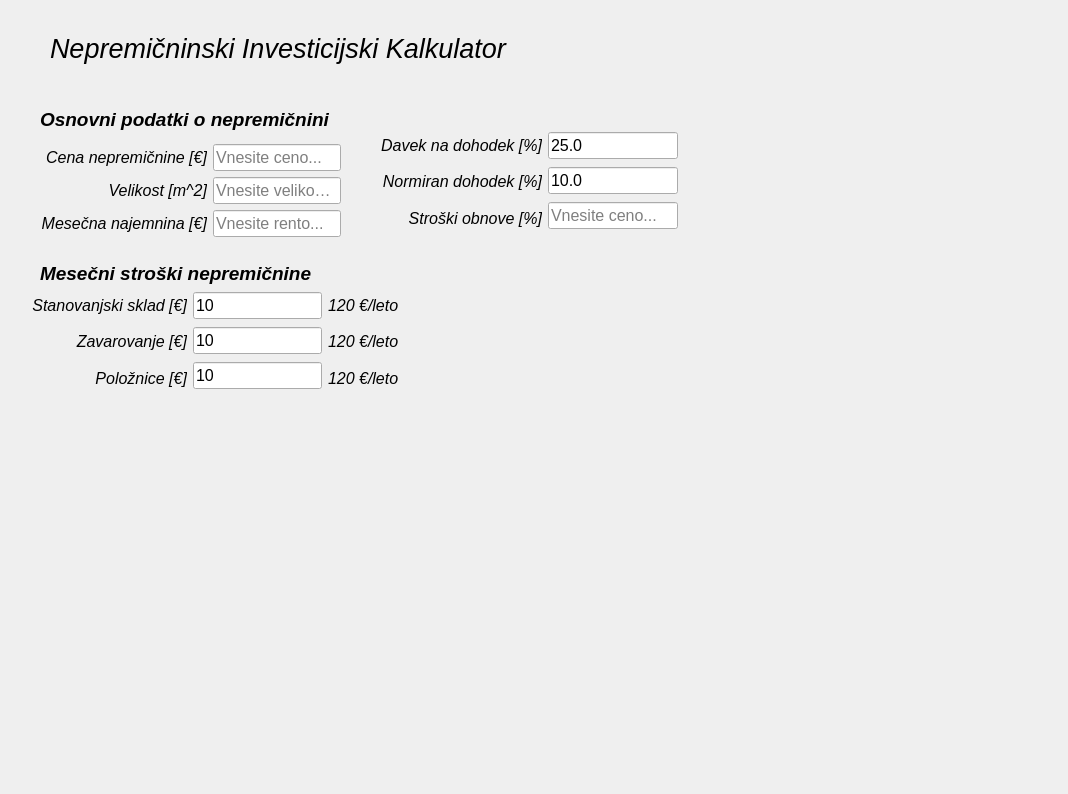
First picture: the form in projects/house_market_calculator/HouseMarketCalculator/house_market.ui, repository ZiGaMi/QtCppPlayground, before the edit.
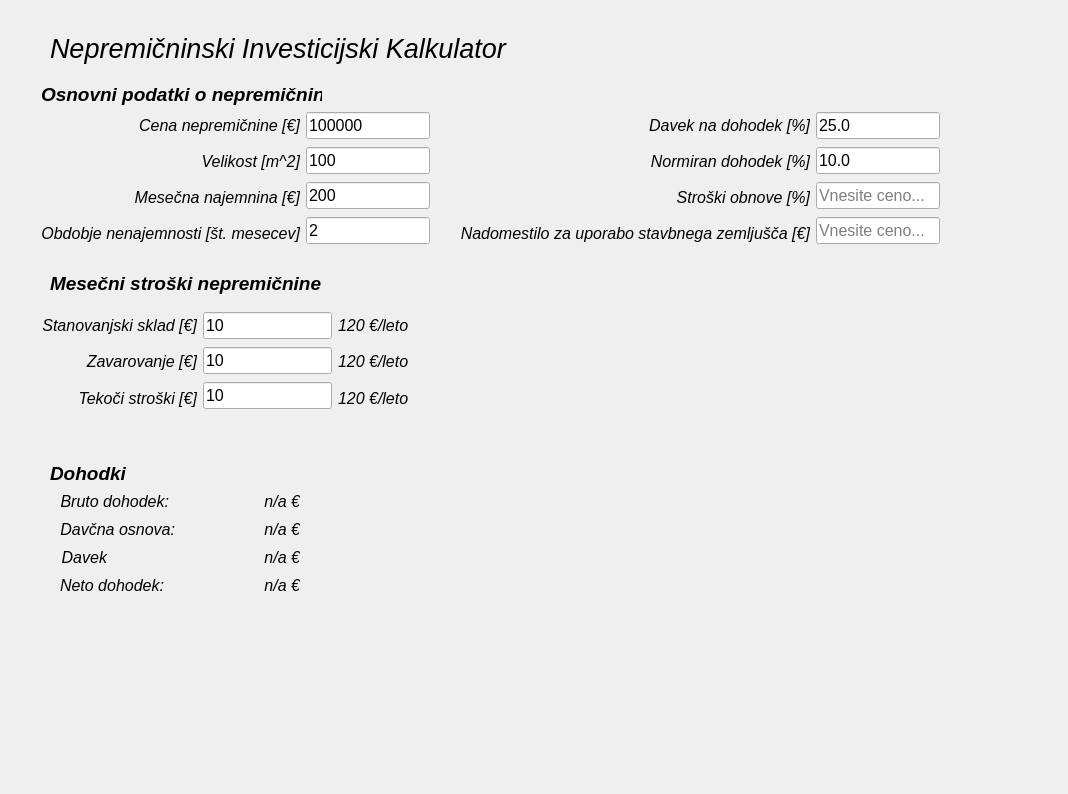
Second picture: the form after the edit.

Commit message: - working on house investment calculator

```diff
--- a/projects/house_market_calculator/HouseMarketCalculator/house_market.ui
+++ b/projects/house_market_calculator/HouseMarketCalculator/house_market.ui
@@ -35,8 +35,8 @@
   <widget class="QLabel" name="label_13">
    <property name="geometry">
     <rect>
-     <x>40</x>
-     <y>260</y>
+     <x>50</x>
+     <y>270</y>
      <width>331</width>
      <height>27</height>
     </rect>
@@ -58,157 +58,8 @@
   <widget class="QWidget" name="layoutWidget">
    <property name="geometry">
     <rect>
-     <x>40</x>
-     <y>100</y>
-     <width>301</width>
-     <height>137</height>
-    </rect>
-   </property>
-   <layout class="QVBoxLayout" name="verticalLayout_7">
-    <item>
-     <widget class="QLabel" name="label_12">
-      <property name="font">
-       <font>
-        <pointsize>14</pointsize>
-        <italic>true</italic>
-        <bold>true</bold>
-       </font>
-      </property>
-      <property name="text">
-       <string>Osnovni podatki o nepremičnini</string>
-      </property>
-      <property name="alignment">
-       <set>Qt::AlignLeading|Qt::AlignLeft|Qt::AlignVCenter</set>
-      </property>
-     </widget>
-    </item>
-    <item>
-     <layout class="QHBoxLayout" name="horizontalLayout">
-      <item>
-       <layout class="QVBoxLayout" name="verticalLayout">
-        <item>
-         <widget class="QLabel" name="label">
-          <property name="font">
-           <font>
-            <pointsize>12</pointsize>
-            <italic>true</italic>
-           </font>
-          </property>
-          <property name="text">
-           <string>Cena nepremičnine [€]</string>
-          </property>
-          <property name="alignment">
-           <set>Qt::AlignRight|Qt::AlignTrailing|Qt::AlignVCenter</set>
-          </property>
-         </widget>
-        </item>
-        <item>
-         <widget class="QLabel" name="label_2">
-          <property name="font">
-           <font>
-            <pointsize>12</pointsize>
-            <italic>true</italic>
-           </font>
-          </property>
-          <property name="layoutDirection">
-           <enum>Qt::LeftToRight</enum>
-          </property>
-          <property name="text">
-           <string>Velikost [m^2]</string>
-          </property>
-          <property name="alignment">
-           <set>Qt::AlignRight|Qt::AlignTrailing|Qt::AlignVCenter</set>
-          </property>
-         </widget>
-        </item>
-        <item>
-         <widget class="QLabel" name="label_3">
-          <property name="font">
-           <font>
-            <pointsize>12</pointsize>
-            <italic>true</italic>
-           </font>
-          </property>
-          <property name="layoutDirection">
-           <enum>Qt::LeftToRight</enum>
-          </property>
-          <property name="text">
-           <string>Mesečna najemnina [€]</string>
-          </property>
-          <property name="alignment">
-           <set>Qt::AlignRight|Qt::AlignTrailing|Qt::AlignVCenter</set>
-          </property>
-         </widget>
-        </item>
-       </layout>
-      </item>
-      <item>
-       <layout class="QVBoxLayout" name="verticalLayout_2">
-        <item>
-         <widget class="QLineEdit" name="cena">
-          <property name="font">
-           <font>
-            <pointsize>12</pointsize>
-           </font>
-          </property>
-          <property name="inputMask">
-           <string/>
-          </property>
-          <property name="alignment">
-           <set>Qt::AlignLeading|Qt::AlignLeft|Qt::AlignVCenter</set>
-          </property>
-          <property name="placeholderText">
-           <string>Vnesite ceno...</string>
-          </property>
-         </widget>
-        </item>
-        <item>
-         <widget class="QLineEdit" name="velikost">
-          <property name="font">
-           <font>
-            <pointsize>12</pointsize>
-           </font>
-          </property>
-          <property name="inputMask">
-           <string/>
-          </property>
-          <property name="alignment">
-           <set>Qt::AlignLeading|Qt::AlignLeft|Qt::AlignVCenter</set>
-          </property>
-          <property name="placeholderText">
-           <string>Vnesite velikost...</string>
-          </property>
-         </widget>
-        </item>
-        <item>
-         <widget class="QLineEdit" name="renta">
-          <property name="font">
-           <font>
-            <pointsize>12</pointsize>
-           </font>
-          </property>
-          <property name="inputMask">
-           <string/>
-          </property>
-          <property name="alignment">
-           <set>Qt::AlignLeading|Qt::AlignLeft|Qt::AlignVCenter</set>
-          </property>
-          <property name="placeholderText">
-           <string>Vnesite rento...</string>
-          </property>
-         </widget>
-        </item>
-       </layout>
-      </item>
-     </layout>
-    </item>
-   </layout>
-  </widget>
-  <widget class="QWidget" name="layoutWidget">
-   <property name="geometry">
-    <rect>
-     <x>31</x>
-     <y>290</y>
+     <x>41</x>
+     <y>310</y>
      <width>368</width>
      <height>103</height>
     </rect>
@@ -257,7 +108,7 @@
          </font>
         </property>
         <property name="text">
-         <string>Položnice [€]</string>
+         <string>Tekoči stroški [€]</string>
         </property>
         <property name="alignment">
          <set>Qt::AlignRight|Qt::AlignTrailing|Qt::AlignVCenter</set>
@@ -396,19 +247,240 @@
     </item>
    </layout>
   </widget>
+  <widget class="QLabel" name="label_20">
+   <property name="geometry">
+    <rect>
+     <x>50</x>
+     <y>460</y>
+     <width>331</width>
+     <height>27</height>
+    </rect>
+   </property>
+   <property name="font">
+    <font>
+     <pointsize>14</pointsize>
+     <italic>true</italic>
+     <bold>true</bold>
+    </font>
+   </property>
+   <property name="text">
+    <string>Dohodki</string>
+   </property>
+   <property name="alignment">
+    <set>Qt::AlignLeading|Qt::AlignLeft|Qt::AlignVCenter</set>
+   </property>
+  </widget>
+  <widget class="QLabel" name="label_12">
+   <property name="geometry">
+    <rect>
+     <x>41</x>
+     <y>81</y>
+     <width>281</width>
+     <height>26</height>
+    </rect>
+   </property>
+   <property name="font">
+    <font>
+     <pointsize>14</pointsize>
+     <italic>true</italic>
+     <bold>true</bold>
+    </font>
+   </property>
+   <property name="text">
+    <string>Osnovni podatki o nepremičnini</string>
+   </property>
+   <property name="alignment">
+    <set>Qt::AlignLeading|Qt::AlignLeft|Qt::AlignVCenter</set>
+   </property>
+  </widget>
   <widget class="QWidget" name="">
    <property name="geometry">
     <rect>
-     <x>380</x>
-     <y>130</y>
-     <width>298</width>
-     <height>103</height>
+     <x>40</x>
+     <y>110</y>
+     <width>900</width>
+     <height>138</height>
     </rect>
    </property>
-   <layout class="QHBoxLayout" name="horizontalLayout_2">
+   <layout class="QHBoxLayout" name="horizontalLayout">
+    <item>
+     <layout class="QVBoxLayout" name="verticalLayout_4">
+      <item>
+       <widget class="QLabel" name="label">
+        <property name="font">
+         <font>
+          <pointsize>12</pointsize>
+          <italic>true</italic>
+         </font>
+        </property>
+        <property name="text">
+         <string>Cena nepremičnine [€]</string>
+        </property>
+        <property name="alignment">
+         <set>Qt::AlignRight|Qt::AlignTrailing|Qt::AlignVCenter</set>
+        </property>
+       </widget>
+      </item>
+      <item>
+       <widget class="QLabel" name="label_2">
+        <property name="font">
+         <font>
+          <pointsize>12</pointsize>
+          <italic>true</italic>
+         </font>
+        </property>
+        <property name="layoutDirection">
+         <enum>Qt::LeftToRight</enum>
+        </property>
+        <property name="text">
+         <string>Velikost [m^2]</string>
+        </property>
+        <property name="alignment">
+         <set>Qt::AlignRight|Qt::AlignTrailing|Qt::AlignVCenter</set>
+        </property>
+       </widget>
+      </item>
+      <item>
+       <widget class="QLabel" name="label_3">
+        <property name="font">
+         <font>
+          <pointsize>12</pointsize>
+          <italic>true</italic>
+         </font>
+        </property>
+        <property name="layoutDirection">
+         <enum>Qt::LeftToRight</enum>
+        </property>
+        <property name="text">
+         <string>Mesečna najemnina [€]</string>
+        </property>
+        <property name="alignment">
+         <set>Qt::AlignRight|Qt::AlignTrailing|Qt::AlignVCenter</set>
+        </property>
+       </widget>
+      </item>
+      <item>
+       <widget class="QLabel" name="label_19">
+        <property name="font">
+         <font>
+          <pointsize>12</pointsize>
+          <italic>true</italic>
+         </font>
+        </property>
+        <property name="text">
+         <string>Obdobje nenajemnosti [št. mesecev]</string>
+        </property>
+        <property name="alignment">
+         <set>Qt::AlignRight|Qt::AlignTrailing|Qt::AlignVCenter</set>
+        </property>
+       </widget>
+      </item>
+     </layout>
+    </item>
     <item>
      <layout class="QVBoxLayout" name="verticalLayout_3">
       <item>
+       <widget class="QLineEdit" name="cena">
+        <property name="font">
+         <font>
+          <pointsize>12</pointsize>
+         </font>
+        </property>
+        <property name="inputMask">
+         <string/>
+        </property>
+        <property name="text">
+         <string>100000</string>
+        </property>
+        <property name="alignment">
+         <set>Qt::AlignLeading|Qt::AlignLeft|Qt::AlignVCenter</set>
+        </property>
+        <property name="placeholderText">
+         <string>Vnesite ceno...</string>
+        </property>
+       </widget>
+      </item>
+      <item>
+       <widget class="QLineEdit" name="velikost">
+        <property name="font">
+         <font>
+          <pointsize>12</pointsize>
+         </font>
+        </property>
+        <property name="inputMask">
+         <string/>
+        </property>
+        <property name="text">
+         <string>100</string>
+        </property>
+        <property name="alignment">
+         <set>Qt::AlignLeading|Qt::AlignLeft|Qt::AlignVCenter</set>
+        </property>
+        <property name="placeholderText">
+         <string>Vnesite velikost...</string>
+        </property>
+       </widget>
+      </item>
+      <item>
+       <widget class="QLineEdit" name="renta">
+        <property name="font">
+         <font>
+          <pointsize>12</pointsize>
+         </font>
+        </property>
+        <property name="inputMask">
+         <string/>
+        </property>
+        <property name="text">
+         <string>200</string>
+        </property>
+        <property name="alignment">
+         <set>Qt::AlignLeading|Qt::AlignLeft|Qt::AlignVCenter</set>
+        </property>
+        <property name="placeholderText">
+         <string>Vnesite rento...</string>
+        </property>
+       </widget>
+      </item>
+      <item>
+       <widget class="QLineEdit" name="nenajemnost">
+        <property name="font">
+         <font>
+          <pointsize>12</pointsize>
+         </font>
+        </property>
+        <property name="inputMask">
+         <string/>
+        </property>
+        <property name="text">
+         <string>2</string>
+        </property>
+        <property name="alignment">
+         <set>Qt::AlignLeading|Qt::AlignLeft|Qt::AlignVCenter</set>
+        </property>
+        <property name="placeholderText">
+         <string>Vnesite ceno...</string>
+        </property>
+       </widget>
+      </item>
+     </layout>
+    </item>
+    <item>
+     <spacer name="horizontalSpacer">
+      <property name="orientation">
+       <enum>Qt::Horizontal</enum>
+      </property>
+      <property name="sizeHint" stdset="0">
+       <size>
+        <width>40</width>
+        <height>20</height>
+       </size>
+      </property>
+     </spacer>
+    </item>
+    <item>
+     <layout class="QVBoxLayout" name="verticalLayout">
+      <item>
        <widget class="QLabel" name="label_10">
         <property name="font">
          <font>
@@ -462,12 +534,28 @@
         </property>
        </widget>
       </item>
+      <item>
+       <widget class="QLabel" name="label_18">
+        <property name="font">
+         <font>
+          <pointsize>12</pointsize>
+          <italic>true</italic>
+         </font>
+        </property>
+        <property name="text">
+         <string>Nadomestilo za uporabo stavbnega zemljušča [€]</string>
+        </property>
+        <property name="alignment">
+         <set>Qt::AlignRight|Qt::AlignTrailing|Qt::AlignVCenter</set>
+        </property>
+       </widget>
+      </item>
      </layout>
     </item>
     <item>
-     <layout class="QVBoxLayout" name="verticalLayout_4">
+     <layout class="QVBoxLayout" name="verticalLayout_2">
       <item>
-       <widget class="QLineEdit" name="davek">
+       <widget class="QLineEdit" name="davek_per">
         <property name="font">
          <font>
           <pointsize>12</pointsize>
@@ -483,7 +571,7 @@
          <set>Qt::AlignLeading|Qt::AlignLeft|Qt::AlignVCenter</set>
         </property>
         <property name="readOnly">
-         <bool>true</bool>
+         <bool>false</bool>
         </property>
         <property name="placeholderText">
          <string>Vnesite stopnjo davka...</string>
@@ -491,7 +579,7 @@
        </widget>
       </item>
       <item>
-       <widget class="QLineEdit" name="nor_dohodek">
+       <widget class="QLineEdit" name="normiran_doh_per">
         <property name="font">
          <font>
           <pointsize>12</pointsize>
@@ -507,7 +595,7 @@
          <set>Qt::AlignLeading|Qt::AlignLeft|Qt::AlignVCenter</set>
         </property>
         <property name="readOnly">
-         <bool>true</bool>
+         <bool>false</bool>
         </property>
         <property name="placeholderText">
          <string>Vnesite normiran doh...</string>
@@ -515,7 +603,7 @@
        </widget>
       </item>
       <item>
-       <widget class="QLineEdit" name="cena_7">
+       <widget class="QLineEdit" name="strosek">
         <property name="font">
          <font>
           <pointsize>12</pointsize>
@@ -529,6 +617,196 @@
         </property>
         <property name="placeholderText">
          <string>Vnesite ceno...</string>
+        </property>
+       </widget>
+      </item>
+      <item>
+       <widget class="QLineEdit" name="stavbno">
+        <property name="font">
+         <font>
+          <pointsize>12</pointsize>
+         </font>
+        </property>
+        <property name="inputMask">
+         <string/>
+        </property>
+        <property name="alignment">
+         <set>Qt::AlignLeading|Qt::AlignLeft|Qt::AlignVCenter</set>
+        </property>
+        <property name="placeholderText">
+         <string>Vnesite ceno...</string>
+        </property>
+       </widget>
+      </item>
+     </layout>
+    </item>
+   </layout>
+  </widget>
+  <widget class="QWidget" name="">
+   <property name="geometry">
+    <rect>
+     <x>60</x>
+     <y>490</y>
+     <width>240</width>
+     <height>106</height>
+    </rect>
+   </property>
+   <layout class="QHBoxLayout" name="horizontalLayout_2">
+    <item>
+     <layout class="QVBoxLayout" name="verticalLayout_6">
+      <item>
+       <widget class="QLabel" name="label_21">
+        <property name="sizePolicy">
+         <sizepolicy hsizetype="Fixed" vsizetype="Preferred">
+          <horstretch>2</horstretch>
+          <verstretch>0</verstretch>
+         </sizepolicy>
+        </property>
+        <property name="font">
+         <font>
+          <pointsize>12</pointsize>
+          <italic>true</italic>
+         </font>
+        </property>
+        <property name="text">
+         <string>Bruto dohodek:</string>
+        </property>
+        <property name="alignment">
+         <set>Qt::AlignRight|Qt::AlignTrailing|Qt::AlignVCenter</set>
+        </property>
+       </widget>
+      </item>
+      <item>
+       <widget class="QLabel" name="label_22">
+        <property name="sizePolicy">
+         <sizepolicy hsizetype="Fixed" vsizetype="Preferred">
+          <horstretch>2</horstretch>
+          <verstretch>0</verstretch>
+         </sizepolicy>
+        </property>
+        <property name="font">
+         <font>
+          <pointsize>12</pointsize>
+          <italic>true</italic>
+         </font>
+        </property>
+        <property name="text">
+         <string>Davčna osnova:</string>
+        </property>
+        <property name="alignment">
+         <set>Qt::AlignRight|Qt::AlignTrailing|Qt::AlignVCenter</set>
+        </property>
+       </widget>
+      </item>
+      <item>
+       <widget class="QLabel" name="label_23">
+        <property name="sizePolicy">
+         <sizepolicy hsizetype="Fixed" vsizetype="Preferred">
+          <horstretch>2</horstretch>
+          <verstretch>0</verstretch>
+         </sizepolicy>
+        </property>
+        <property name="font">
+         <font>
+          <pointsize>12</pointsize>
+          <italic>true</italic>
+         </font>
+        </property>
+        <property name="text">
+         <string>Davek</string>
+        </property>
+        <property name="alignment">
+         <set>Qt::AlignRight|Qt::AlignTrailing|Qt::AlignVCenter</set>
+        </property>
+       </widget>
+      </item>
+      <item>
+       <widget class="QLabel" name="label_24">
+        <property name="sizePolicy">
+         <sizepolicy hsizetype="Fixed" vsizetype="Preferred">
+          <horstretch>2</horstretch>
+          <verstretch>0</verstretch>
+         </sizepolicy>
+        </property>
+        <property name="font">
+         <font>
+          <pointsize>12</pointsize>
+          <italic>true</italic>
+         </font>
+        </property>
+        <property name="text">
+         <string>Neto dohodek:</string>
+        </property>
+        <property name="alignment">
+         <set>Qt::AlignRight|Qt::AlignTrailing|Qt::AlignVCenter</set>
+        </property>
+       </widget>
+      </item>
+     </layout>
+    </item>
+    <item>
+     <layout class="QVBoxLayout" name="verticalLayout_5">
+      <item>
+       <widget class="QLabel" name="bruto_dohodek">
+        <property name="font">
+         <font>
+          <pointsize>12</pointsize>
+          <italic>true</italic>
+         </font>
+        </property>
+        <property name="text">
+         <string>n/a €</string>
+        </property>
+        <property name="alignment">
+         <set>Qt::AlignRight|Qt::AlignTrailing|Qt::AlignVCenter</set>
+        </property>
+       </widget>
+      </item>
+      <item>
+       <widget class="QLabel" name="davcna_osnova">
+        <property name="font">
+         <font>
+          <pointsize>12</pointsize>
+          <italic>true</italic>
+         </font>
+        </property>
+        <property name="text">
+         <string>n/a €</string>
+        </property>
+        <property name="alignment">
+         <set>Qt::AlignRight|Qt::AlignTrailing|Qt::AlignVCenter</set>
+        </property>
+       </widget>
+      </item>
+      <item>
+       <widget class="QLabel" name="davek_doh">
+        <property name="font">
+         <font>
+          <pointsize>12</pointsize>
+          <italic>true</italic>
+         </font>
+        </property>
+        <property name="text">
+         <string>n/a €</string>
+        </property>
+        <property name="alignment">
+         <set>Qt::AlignRight|Qt::AlignTrailing|Qt::AlignVCenter</set>
+        </property>
+       </widget>
+      </item>
+      <item>
+       <widget class="QLabel" name="neto_dohodek">
+        <property name="font">
+         <font>
+          <pointsize>12</pointsize>
+          <italic>true</italic>
+         </font>
+        </property>
+        <property name="text">
+         <string>n/a €</string>
+        </property>
+        <property name="alignment">
+         <set>Qt::AlignRight|Qt::AlignTrailing|Qt::AlignVCenter</set>
         </property>
        </widget>
       </item>
```
Left out of the diff: 5 changed lines with no effect on the pictures. The commit also changes 5 other files.
